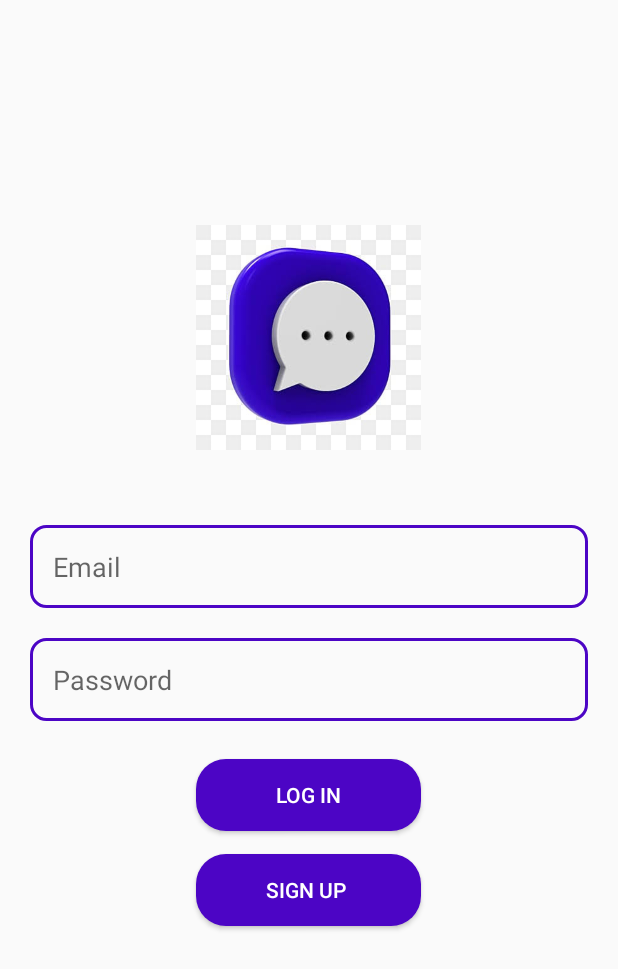
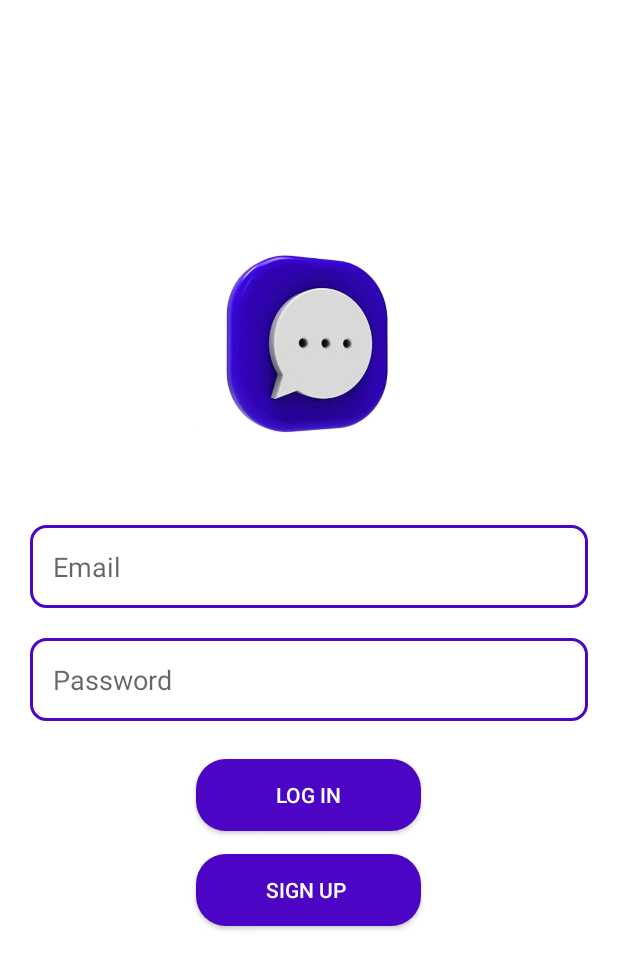
Before and after one commit to nikhilpakhloo/AndroidChatApp, an Android app: the screen it shows after launch (Login), on a phone screen of 412 x 824 dp. Shown: the top 969 px of the screen. Run offline under Robolectric (Android 15) with nearby library versions, the phone set to English and light mode, and no system bars; our stand-ins replace Firebase (no records; nobody signed in at launch, a user with empty details on screens opened directly).

Commit message:
Fixed issue: retaining state of loggedin user, add progressbar for signup and login activity

```diff
--- a/app/src/main/res/layout/activity_login.xml
+++ b/app/src/main/res/layout/activity_login.xml
@@ -4,13 +4,14 @@
     xmlns:tools="http://schemas.android.com/tools"
     android:layout_width="match_parent"
     android:layout_height="match_parent"
+    android:background="@color/white"
     tools:context=".Login">
 
     <ImageView
         android:id="@+id/app_logo"
         android:layout_width="150dp"
         android:layout_height="150dp"
-        android:src="@drawable/logo"
+        android:src="@drawable/mainlogo"
         android:layout_centerHorizontal="true"
         android:layout_marginTop="150dp"/>
 
@@ -44,6 +45,15 @@
         android:hint="Password"
         android:inputType="textPassword"
         android:padding="15dp" />
+    <ProgressBar
+        android:id="@+id/progress_bar"
+        android:layout_width="wrap_content"
+        android:layout_height="wrap_content"
+        android:minHeight="50dp"
+        android:layout_centerInParent="true"
+        android:visibility="gone"
+
+        android:minWidth="50dp"/>
     <Button
         android:id="@+id/login_btn"
     android:layout_width="150dp"
```
Also changed, not shown: app/src/main/res/layout/activity_sign_up.xml (+11 -1 lines), app/src/main/res/drawable/mainlogo.png (added).
